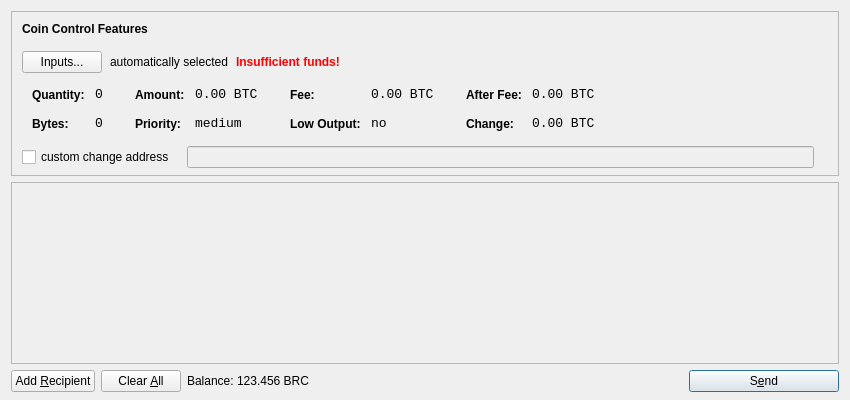
Qt form src/qt/forms/sendcoinsdialog.ui (browniecoin/browniecoins) before a commit.
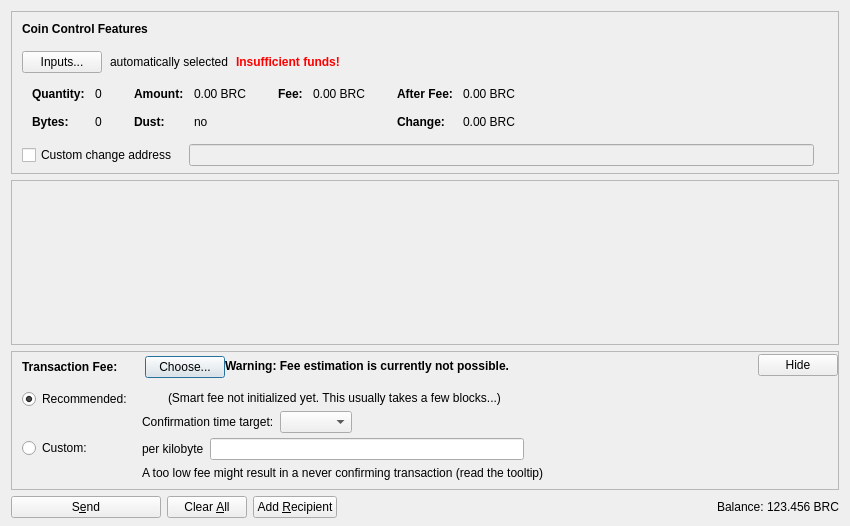
The same form after that commit. Icons and pictures are not drawn. Custom widgets are drawn as their Qt base class.

The edit to the form file:
```diff
--- a/src/qt/forms/sendcoinsdialog.ui
+++ b/src/qt/forms/sendcoinsdialog.ui
@@ -7,13 +7,13 @@
     <x>0</x>
     <y>0</y>
     <width>850</width>
-    <height>400</height>
+    <height>526</height>
    </rect>
   </property>
   <property name="windowTitle">
    <string>Send Coins</string>
   </property>
-  <layout class="QVBoxLayout" name="verticalLayout" stretch="0,1,0">
+  <layout class="QVBoxLayout" name="verticalLayout" stretch="0,1,0,0">
    <property name="bottomMargin">
     <number>8</number>
    </property>
@@ -39,7 +39,7 @@
      </property>
      <layout class="QVBoxLayout" name="verticalLayoutCoinControl2">
       <property name="spacing">
-       <number>-1</number>
+       <number>0</number>
       </property>
       <property name="leftMargin">
        <number>0</number>
@@ -109,6 +109,9 @@
             <property name="text">
              <string>Inputs...</string>
             </property>
+            <property name="autoDefault">
+             <bool>false</bool>
+            </property>
            </widget>
           </item>
           <item>
@@ -173,7 +176,16 @@
            <string notr="true"/>
           </property>
           <layout class="QHBoxLayout" name="horizontalLayoutCoinControl5">
-           <property name="margin">
+           <property name="leftMargin">
+            <number>0</number>
+           </property>
+           <property name="topMargin">
+            <number>0</number>
+           </property>
+           <property name="rightMargin">
+            <number>0</number>
+           </property>
+           <property name="bottomMargin">
             <number>0</number>
            </property>
            <item>
@@ -206,8 +218,11 @@
                </property>
                <item row="0" column="0">
                 <widget class="QLabel" name="labelCoinControlQuantityText">
-                 <property name="styleSheet">
-                  <string notr="true">font-weight:bold;</string>
+                 <property name="font">
+                  <font>
+                   <weight>75</weight>
+                   <bold>true</bold>
+                  </font>
                  </property>
                  <property name="text">
                   <string>Quantity:</string>
@@ -219,12 +234,6 @@
                </item>
                <item row="0" column="1">
                 <widget class="QLabel" name="labelCoinControlQuantity">
-                 <property name="font">
-                  <font>
-                   <family>Monospace</family>
-                   <pointsize>10</pointsize>
-                  </font>
-                 </property>
                  <property name="cursor">
                   <cursorShape>IBeamCursor</cursorShape>
                  </property>
@@ -244,8 +253,11 @@
                </item>
                <item row="1" column="0">
                 <widget class="QLabel" name="labelCoinControlBytesText">
-                 <property name="styleSheet">
-                  <string notr="true">font-weight:bold;</string>
+                 <property name="font">
+                  <font>
+                   <weight>75</weight>
+                   <bold>true</bold>
+                  </font>
                  </property>
                  <property name="text">
                   <string>Bytes:</string>
@@ -254,12 +266,6 @@
                </item>
                <item row="1" column="1">
                 <widget class="QLabel" name="labelCoinControlBytes">
-                 <property name="font">
-                  <font>
-                   <family>Monospace</family>
-                   <pointsize>10</pointsize>
-                  </font>
-                 </property>
                  <property name="cursor">
                   <cursorShape>IBeamCursor</cursorShape>
                  </property>
@@ -295,8 +301,11 @@
                </property>
                <item row="0" column="0">
                 <widget class="QLabel" name="labelCoinControlAmountText">
-                 <property name="styleSheet">
-                  <string notr="true">font-weight:bold;</string>
+                 <property name="font">
+                  <font>
+                   <weight>75</weight>
+                   <bold>true</bold>
+                  </font>
                  </property>
                  <property name="text">
                   <string>Amount:</string>
@@ -308,12 +317,6 @@
                </item>
                <item row="0" column="1">
                 <widget class="QLabel" name="labelCoinControlAmount">
-                 <property name="font">
-                  <font>
-                   <family>Monospace</family>
-                   <pointsize>10</pointsize>
-                  </font>
-                 </property>
                  <property name="cursor">
                   <cursorShape>IBeamCursor</cursorShape>
                  </property>
@@ -321,7 +324,7 @@
                   <enum>Qt::ActionsContextMenu</enum>
                  </property>
                  <property name="text">
-                  <string notr="true">0.00 BTC</string>
+                  <string notr="true">0.00 BRC</string>
                  </property>
                  <property name="textInteractionFlags">
                   <set>Qt::LinksAccessibleByMouse|Qt::TextSelectableByKeyboard|Qt::TextSelectableByMouse</set>
@@ -329,23 +332,20 @@
                 </widget>
                </item>
                <item row="1" column="0">
-                <widget class="QLabel" name="labelCoinControlPriorityText">
-                 <property name="styleSheet">
-                  <string notr="true">font-weight:bold;</string>
+                <widget class="QLabel" name="labelCoinControlLowOutputText">
+                 <property name="font">
+                  <font>
+                   <weight>75</weight>
+                   <bold>true</bold>
+                  </font>
                  </property>
                  <property name="text">
-                  <string>Priority:</string>
+                  <string>Dust:</string>
                  </property>
                 </widget>
                </item>
                <item row="1" column="1">
-                <widget class="QLabel" name="labelCoinControlPriority">
-                 <property name="font">
-                  <font>
-                   <family>Monospace</family>
-                   <pointsize>10</pointsize>
-                  </font>
-                 </property>
+                <widget class="QLabel" name="labelCoinControlLowOutput">
                  <property name="cursor">
                   <cursorShape>IBeamCursor</cursorShape>
                  </property>
@@ -353,7 +353,7 @@
                   <enum>Qt::ActionsContextMenu</enum>
                  </property>
                  <property name="text">
-                  <string>medium</string>
+                  <string notr="true">no</string>
                  </property>
                  <property name="textInteractionFlags">
                   <set>Qt::LinksAccessibleByMouse|Qt::TextSelectableByKeyboard|Qt::TextSelectableByMouse</set>
@@ -381,8 +381,11 @@
                </property>
                <item row="0" column="0">
                 <widget class="QLabel" name="labelCoinControlFeeText">
-                 <property name="styleSheet">
-                  <string notr="true">font-weight:bold;</string>
+                 <property name="font">
+                  <font>
+                   <weight>75</weight>
+                   <bold>true</bold>
+                  </font>
                  </property>
                  <property name="text">
                   <string>Fee:</string>
@@ -394,12 +397,6 @@
                </item>
                <item row="0" column="1">
                 <widget class="QLabel" name="labelCoinControlFee">
-                 <property name="font">
-                  <font>
-                   <family>Monospace</family>
-                   <pointsize>10</pointsize>
-                  </font>
-                 </property>
                  <property name="cursor">
                   <cursorShape>IBeamCursor</cursorShape>
                  </property>
@@ -407,39 +404,7 @@
                   <enum>Qt::ActionsContextMenu</enum>
                  </property>
                  <property name="text">
-                  <string notr="true">0.00 BTC</string>
-                 </property>
-                 <property name="textInteractionFlags">
-                  <set>Qt::LinksAccessibleByMouse|Qt::TextSelectableByKeyboard|Qt::TextSelectableByMouse</set>
-                 </property>
-                </widget>
-               </item>
-               <item row="1" column="0">
-                <widget class="QLabel" name="labelCoinControlLowOutputText">
-                 <property name="styleSheet">
-                  <string notr="true">font-weight:bold;</string>
-                 </property>
-                 <property name="text">
-                  <string>Low Output:</string>
-                 </property>
-                </widget>
-               </item>
-               <item row="1" column="1">
-                <widget class="QLabel" name="labelCoinControlLowOutput">
-                 <property name="font">
-                  <font>
-                   <family>Monospace</family>
-                   <pointsize>10</pointsize>
-                  </font>
-                 </property>
-                 <property name="cursor">
-                  <cursorShape>IBeamCursor</cursorShape>
-                 </property>
-                 <property name="contextMenuPolicy">
-                  <enum>Qt::ActionsContextMenu</enum>
-                 </property>
-                 <property name="text">
-                  <string>no</string>
+                  <string notr="true">0.00 BRC</string>
                  </property>
                  <property name="textInteractionFlags">
                   <set>Qt::LinksAccessibleByMouse|Qt::TextSelectableByKeyboard|Qt::TextSelectableByMouse</set>
@@ -467,8 +432,11 @@
                </property>
                <item row="0" column="0">
                 <widget class="QLabel" name="labelCoinControlAfterFeeText">
-                 <property name="styleSheet">
-                  <string notr="true">font-weight:bold;</string>
+                 <property name="font">
+                  <font>
+                   <weight>75</weight>
+                   <bold>true</bold>
+                  </font>
                  </property>
                  <property name="text">
                   <string>After Fee:</string>
@@ -480,12 +448,6 @@
                </item>
                <item row="0" column="1">
                 <widget class="QLabel" name="labelCoinControlAfterFee">
-                 <property name="font">
-                  <font>
-                   <family>Monospace</family>
-                   <pointsize>10</pointsize>
-                  </font>
-                 </property>
                  <property name="cursor">
                   <cursorShape>IBeamCursor</cursorShape>
                  </property>
@@ -493,7 +455,7 @@
                   <enum>Qt::ActionsContextMenu</enum>
                  </property>
                  <property name="text">
-                  <string notr="true">0.00 BTC</string>
+                  <string notr="true">0.00 BRC</string>
                  </property>
                  <property name="textInteractionFlags">
                   <set>Qt::LinksAccessibleByMouse|Qt::TextSelectableByKeyboard|Qt::TextSelectableByMouse</set>
@@ -502,8 +464,11 @@
                </item>
                <item row="1" column="0">
                 <widget class="QLabel" name="labelCoinControlChangeText">
-                 <property name="styleSheet">
-                  <string notr="true">font-weight:bold;</string>
+                 <property name="font">
+                  <font>
+                   <weight>75</weight>
+                   <bold>true</bold>
+                  </font>
                  </property>
                  <property name="text">
                   <string>Change:</string>
@@ -512,12 +477,6 @@
                </item>
                <item row="1" column="1">
                 <widget class="QLabel" name="labelCoinControlChange">
-                 <property name="font">
-                  <font>
-                   <family>Monospace</family>
-                   <pointsize>10</pointsize>
-                  </font>
-                 </property>
                  <property name="cursor">
                   <cursorShape>IBeamCursor</cursorShape>
                  </property>
@@ -525,7 +484,7 @@
                   <enum>Qt::ActionsContextMenu</enum>
                  </property>
                  <property name="text">
-                  <string notr="true">0.00 BTC</string>
+                  <string notr="true">0.00 BRC</string>
                  </property>
                  <property name="textInteractionFlags">
                   <set>Qt::LinksAccessibleByMouse|Qt::TextSelectableByKeyboard|Qt::TextSelectableByMouse</set>
@@ -555,13 +514,16 @@
           </property>
           <item>
            <widget class="QCheckBox" name="checkBoxCoinControlChange">
+            <property name="toolTip">
+             <string>If this is activated, but the change address is empty or invalid, change will be sent to a newly generated address.</string>
+            </property>
             <property name="text">
-             <string>custom change address</string>
+             <string>Custom change address</string>
             </property>
            </widget>
           </item>
           <item>
-           <widget class="QLineEdit" name="lineEditCoinControlChange">
+           <widget class="QValidatedLineEdit" name="lineEditCoinControlChange">
             <property name="enabled">
              <bool>false</bool>
             </property>
@@ -626,11 +588,20 @@
         <x>0</x>
         <y>0</y>
         <width>830</width>
-        <height>165</height>
+        <height>104</height>
        </rect>
       </property>
-      <layout class="QVBoxLayout" name="verticalLayout_2">
-       <property name="margin">
+      <layout class="QVBoxLayout" name="verticalLayout_2" stretch="0,1">
+       <property name="leftMargin">
+        <number>0</number>
+       </property>
+       <property name="topMargin">
+        <number>0</number>
+       </property>
+       <property name="rightMargin">
+        <number>0</number>
+       </property>
+       <property name="bottomMargin">
         <number>0</number>
        </property>
        <item>
@@ -657,23 +628,497 @@
      </widget>
     </widget>
    </item>
+   <item>
+    <widget class="QFrame" name="frameFee">
+     <property name="sizePolicy">
+      <sizepolicy hsizetype="Expanding" vsizetype="Expanding">
+       <horstretch>0</horstretch>
+       <verstretch>0</verstretch>
+      </sizepolicy>
+     </property>
+     <property name="maximumSize">
+      <size>
+       <width>16777215</width>
+       <height>16777215</height>
+      </size>
+     </property>
+     <property name="frameShape">
+      <enum>QFrame::StyledPanel</enum>
+     </property>
+     <property name="frameShadow">
+      <enum>QFrame::Sunken</enum>
+     </property>
+     <layout class="QVBoxLayout" name="verticalLayoutFee1">
+      <property name="spacing">
+       <number>0</number>
+      </property>
+      <property name="leftMargin">
+       <number>0</number>
+      </property>
+      <property name="topMargin">
+       <number>0</number>
+      </property>
+      <property name="rightMargin">
+       <number>0</number>
+      </property>
+      <property name="bottomMargin">
+       <number>0</number>
+      </property>
+      <item>
+       <layout class="QVBoxLayout" name="verticalLayoutFee2" stretch="0,0,0">
+        <property name="spacing">
+         <number>0</number>
+        </property>
+        <property name="leftMargin">
+         <number>10</number>
+        </property>
+        <property name="topMargin">
+         <number>0</number>
+        </property>
+        <item>
+         <layout class="QHBoxLayout" name="horizontalLayoutFee1">
+          <property name="bottomMargin">
+           <number>0</number>
+          </property>
+          <item>
+           <layout class="QVBoxLayout" name="verticalLayoutFee7">
+            <property name="spacing">
+             <number>0</number>
+            </property>
+            <item>
+             <spacer name="verticalSpacerSmartFee">
+              <property name="orientation">
+               <enum>Qt::Vertical</enum>
+              </property>
+              <property name="sizeType">
+               <enum>QSizePolicy::Fixed</enum>
+              </property>
+              <property name="sizeHint" stdset="0">
+               <size>
+                <width>1</width>
+                <height>4</height>
+               </size>
+              </property>
+             </spacer>
+            </item>
+            <item>
+             <layout class="QHBoxLayout" name="horizontalLayoutSmartFee">
+              <property name="spacing">
+               <number>10</number>
+              </property>
+              <item>
+               <widget class="QLabel" name="labelFeeHeadline">
+                <property name="sizePolicy">
+                 <sizepolicy hsizetype="Preferred" vsizetype="Maximum">
+                  <horstretch>0</horstretch>
+                  <verstretch>0</verstretch>
+                 </sizepolicy>
+                </property>
+                <property name="font">
+                 <font>
+                  <weight>75</weight>
+                  <bold>true</bold>
+                 </font>
+                </property>
+                <property name="styleSheet">
+                 <string notr="true">font-weight:bold;</string>
+                </property>
+                <property name="text">
+                 <string>Transaction Fee:</string>
+                </property>
+               </widget>
+              </item>
+              <item>
+               <widget class="QLabel" name="labelFeeMinimized">
+                <property name="text">
+                 <string/>
+                </property>
+               </widget>
+              </item>
+              <item>
+               <widget class="QPushButton" name="buttonChooseFee">
+                <property name="text">
+                 <string>Choose...</string>
+                </property>
+               </widget>
+              </item>
+             </layout>
+            </item>
+            <item>
+             <spacer name="verticalSpacer_5">
+              <property name="orientation">
+               <enum>Qt::Vertical</enum>
+              </property>
+              <property name="sizeHint" stdset="0">
+               <size>
+                <width>1</width>
+                <height>1</height>
+               </size>
+              </property>
+             </spacer>
+            </item>
+           </layout>
+          </item>
+          <item>
+           <widget class="QLabel" name="fallbackFeeWarningLabel">
+            <property name="toolTip">
+             <string>Using the fallbackfee can result in sending a transaction that will take several hours or days (or never) to confirm. Consider choosing your fee manually or wait until you have validated the complete chain.</string>
+            </property>
+            <property name="font">
+            <font>
+                <weight>75</weight>
+                <bold>true</bold>
+            </font>
+            </property>
+            <property name="text">
+             <string>Warning: Fee estimation is currently not possible.</string>
+            </property>
+            <property name="wordWrap">
+             <bool>false</bool>
+            </property>
+           </widget>
+          </item>
+          <item>
+           <spacer name="horizontalSpacer_4">
+            <property name="orientation">
+             <enum>Qt::Horizontal</enum>
+            </property>
+            <property name="sizeType">
+             <enum>QSizePolicy::MinimumExpanding</enum>
+            </property>
+            <property name="sizeHint" stdset="0">
+             <size>
+              <width>40</width>
+              <height>20</height>
+             </size>
+            </property>
+           </spacer>
+          </item>
+          <item>
+           <widget class="QPushButton" name="buttonMinimizeFee">
+            <property name="toolTip">
+             <string>collapse fee-settings</string>
+            </property>
+            <property name="text">
+             <string>Hide</string>
+            </property>
+           </widget>
+          </item>
+         </layout>
+        </item>
+        <item>
+         <widget class="QFrame" name="frameFeeSelection">
+          <layout class="QVBoxLayout" name="verticalLayoutFee12">
+           <property name="spacing">
+            <number>0</number>
+           </property>
+           <property name="leftMargin">
+            <number>0</number>
+           </property>
+           <property name="topMargin">
+            <number>0</number>
+           </property>
+           <property name="rightMargin">
+            <number>0</number>
+           </property>
+           <property name="bottomMargin">
+            <number>0</number>
+           </property>
+           <item>
+            <layout class="QGridLayout" name="gridLayoutFee">
+             <property name="topMargin">
+              <number>10</number>
+             </property>
+             <property name="bottomMargin">
+              <number>4</number>
+             </property>
+             <property name="horizontalSpacing">
+              <number>10</number>
+             </property>
+             <property name="verticalSpacing">
+              <number>4</number>
+             </property>
+             <item row="1" column="1">
+              <layout class="QVBoxLayout" name="verticalLayoutFee8">
+               <property name="spacing">
+                <number>6</number>
+               </property>
+               <item>
+                <layout class="QHBoxLayout" name="horizontalLayoutFee13">
+                 <item>
+                  <widget class="QLabel" name="labelCustomPerKilobyte">
+                   <property name="toolTip">
+                    <string>Specify a custom fee per kB (1,000 bytes) of the transaction's virtual size.
+
+Note:  Since the fee is calculated on a per-byte basis, a fee of "100 satoshis per kB" for a transaction size of 500 bytes (half of 1 kB) would ultimately yield a fee of only 50 satoshis.</string>
+                   </property>
+                   <property name="text">
+                    <string>per kilobyte</string>
+                   </property>
+                  </widget>
+                 </item>
+                 <item>
+                  <widget class="BitcoinAmountField" name="customFee"/>
+                 </item>
+                 <item>
+                  <spacer name="horizontalSpacer_6">
+                   <property name="orientation">
+                    <enum>Qt::Horizontal</enum>
+                   </property>
+                   <property name="sizeHint" stdset="0">
+                    <size>
+                     <width>1</width>
+                     <height>1</height>
+                    </size>
+                   </property>
+                  </spacer>
+                 </item>
+                </layout>
+               </item>
+               <item>
+                <layout class="QHBoxLayout" name="horizontalLayoutFee8">
+                 <item>
+                  <widget class="QLabel" name="labelCustomFeeWarning">
+                   <property name="enabled">
+                    <bool>true</bool>
+                   </property>
+                   <property name="toolTip">
+                    <string>When there is less transaction volume than space in the blocks, miners as well as relaying nodes may enforce a minimum fee. Paying only this minimum fee is just fine, but be aware that this can result in a never confirming transaction once there is more demand for brownie transactions than the network can process.</string>
+                   </property>
+                   <property name="text">
+                    <string>A too low fee might result in a never confirming transaction (read the tooltip)</string>
+                   </property>
+                  </widget>
+                 </item>
+                 <item>
+                  <spacer name="horizontalSpacer_2">
+                   <property name="orientation">
+                    <enum>Qt::Horizontal</enum>
+                   </property>
+                   <property name="sizeHint" stdset="0">
+                    <size>
+                     <width>1</width>
+                     <height>1</height>
+                    </size>
+                   </property>
+                  </spacer>
+                 </item>
+                </layout>
+               </item>
+              </layout>
+             </item>
+             <item row="0" column="0">
+              <layout class="QVBoxLayout" name="verticalLayoutFee4" stretch="0,1">
+               <item>
+                <widget class="QRadioButton" name="radioSmartFee">
+                 <property name="text">
+                  <string>Recommended:</string>
+                 </property>
+                 <property name="checked">
+                  <bool>true</bool>
+                 </property>
+                 <attribute name="buttonGroup">
+                  <string notr="true">groupFee</string>
+                 </attribute>
+                </widget>
+               </item>
+               <item>
+                <spacer name="verticalSpacer_2">
+                 <property name="orientation">
+                  <enum>Qt::Vertical</enum>
+                 </property>
+                 <property name="sizeHint" stdset="0">
+                  <size>
+                   <width>1</width>
+                   <height>1</height>
+                  </size>
+                 </property>
+                </spacer>
+               </item>
+              </layout>
+             </item>
+             <item row="1" column="0">
+              <layout class="QVBoxLayout" name="verticalLayoutFee9" stretch="0,1">
+               <item>
+                <widget class="QRadioButton" name="radioCustomFee">
+                 <property name="text">
+                  <string>Custom:</string>
+                 </property>
+                 <attribute name="buttonGroup">
+                  <string notr="true">groupFee</string>
+                 </attribute>
+                </widget>
+               </item>
+               <item>
+                <spacer name="verticalSpacer_6">
+                 <property name="orientation">
+                  <enum>Qt::Vertical</enum>
+                 </property>
+                 <property name="sizeHint" stdset="0">
+                  <size>
+                   <width>1</width>
+                   <height>1</height>
+                  </size>
+                 </property>
+                </spacer>
+               </item>
+              </layout>
+             </item>
+             <item row="0" column="1">
+              <layout class="QVBoxLayout" name="verticalLayoutFee3" stretch="0,0,1">
+               <property name="spacing">
+                <number>6</number>
+               </property>
+               <property name="topMargin">
+                <number>2</number>
+               </property>
+               <item>
+                <layout class="QHBoxLayout" name="horizontalLayoutFee12">
+                 <item>
+                  <widget class="QLabel" name="labelSmartFee">
+                   <property name="text">
+                    <string/>
+                   </property>
+                  </widget>
+                 </item>
+                 <item>
+                  <widget class="QLabel" name="labelFeeEstimation">
+                   <property name="text">
+                    <string/>
+                   </property>
+                  </widget>
+                 </item>
+                 <item>
+                  <widget class="QLabel" name="labelSmartFee2">
+                   <property name="text">
+                    <string>(Smart fee not initialized yet. This usually takes a few blocks...)</string>
+                   </property>
+                  </widget>
+                 </item>
+                 <item>
+                  <spacer name="horizontalSpacer_5">
+                   <property name="orientation">
+                    <enum>Qt::Horizontal</enum>
+                   </property>
+                   <property name="sizeHint" stdset="0">
+                    <size>
+                     <width>1</width>
+                     <height>1</height>
+                    </size>
+                   </property>
+                  </spacer>
+                 </item>
+                </layout>
+               </item>
+               <item>
+                <layout class="QHBoxLayout" name="horizontalLayoutFee9">
+                 <item>
+                  <layout class="QVBoxLayout" name="verticalLayoutFee6">
+                   <item>
+                    <widget class="QLabel" name="labelSmartFee3">
+                     <property name="text">
+                      <string>Confirmation time target:</string>
+                     </property>
+                    </widget>
+                   </item>
+                  </layout>
+                 </item>
+                 <item>
+                  <layout class="QVBoxLayout" name="verticalLayoutFee5">
+                   <property name="rightMargin">
+                    <number>30</number>
+                   </property>
+                   <item>
+                    <layout class="QHBoxLayout" name="horizontalLayoutConfTarget">
+                     <property name="bottomMargin">
+                      <number>0</number>
+                     </property>
+                     <item>
+                      <widget class="QComboBox" name="confTargetSelector"/>
+                     </item>
+                     <item>
+                      <spacer name="horizontalSpacerConfTarget">
+                       <property name="orientation">
+                        <enum>Qt::Horizontal</enum>
+                       </property>
+                       <property name="sizeHint" stdset="0">
+                        <size>
+                         <width>40</width>
+                         <height>20</height>
+                        </size>
+                       </property>
+                      </spacer>
+                     </item>
+                    </layout>
+                   </item>
+                  </layout>
+                 </item>
+                </layout>
+               </item>
+               <item>
+                <spacer name="verticalSpacer_4">
+                 <property name="orientation">
+                  <enum>Qt::Vertical</enum>
+                 </property>
+                 <property name="sizeHint" stdset="0">
+                  <size>
+                   <width>1</width>
+                   <height>1</height>
+                  </size>
+                 </property>
+                </spacer>
+               </item>
+              </layout>
+             </item>
+            </layout>
+           </item>
+          </layout>
+         </widget>
+        </item>
+        <item>
+         <spacer name="verticalSpacerFee">
+          <property name="orientation">
+           <enum>Qt::Vertical</enum>
+          </property>
+          <property name="sizeHint" stdset="0">
+           <size>
+            <width>40</width>
+            <height>5</height>
+           </size>
+          </property>
+         </spacer>
+        </item>
+       </layout>
+      </item>
+     </layout>
+    </widget>
+   </item>
    <item>
     <layout class="QHBoxLayout" name="horizontalLayout">
      <item>
-      <widget class="QPushButton" name="addButton">
+      <widget class="QPushButton" name="sendButton">
+       <property name="minimumSize">
+        <size>
+         <width>150</width>
+         <height>0</height>
+        </size>
+       </property>
        <property name="toolTip">
-        <string>Send to multiple recipients at once</string>
+        <string>Confirm the send action</string>
        </property>
        <property name="text">
-        <string>Add &amp;Recipient</string>
+        <string>S&amp;end</string>
        </property>
        <property name="icon">
         <iconset resource="../bitcoin.qrc">
-         <normaloff>:/icons/add</normaloff>:/icons/add</iconset>
+         <normaloff>:/icons/send</normaloff>:/icons/send</iconset>
        </property>
        <property name="autoDefault">
         <bool>false</bool>
        </property>
+       <property name="default">
+        <bool>false</bool>
+       </property>
       </widget>
      </item>
      <item>
@@ -685,7 +1130,7 @@
         </sizepolicy>
        </property>
        <property name="toolTip">
-        <string>Remove all transaction fields</string>
+        <string>Clear all fields of the form.</string>
        </property>
        <property name="text">
         <string>Clear &amp;All</string>
@@ -694,14 +1139,41 @@
         <iconset resource="../bitcoin.qrc">
          <normaloff>:/icons/remove</normaloff>:/icons/remove</iconset>
        </property>
-       <property name="autoRepeatDelay">
-        <number>300</number>
+       <property name="autoDefault">
+        <bool>false</bool>
        </property>
+      </widget>
+     </item>
+     <item>
+      <widget class="QPushButton" name="addButton">
+       <property name="toolTip">
+        <string>Send to multiple recipients at once</string>
+       </property>
+       <property name="text">
+        <string>Add &amp;Recipient</string>
+       </property>
+       <property name="icon">
+        <iconset resource="../bitcoin.qrc">
+         <normaloff>:/icons/add</normaloff>:/icons/add</iconset>
+       </property>
        <property name="autoDefault">
         <bool>false</bool>
        </property>
       </widget>
      </item>
+     <item>
+      <spacer name="horizontalSpacer">
+       <property name="orientation">
+        <enum>Qt::Horizontal</enum>
+       </property>
+       <property name="sizeHint" stdset="0">
+        <size>
+         <width>40</width>
+         <height>20</height>
+        </size>
+       </property>
+      </spacer>
+     </item>
      <item>
       <layout class="QHBoxLayout" name="horizontalLayout_2">
        <property name="spacing">
@@ -709,6 +1181,12 @@
        </property>
        <item>
         <widget class="QLabel" name="label">
+         <property name="sizePolicy">
+          <sizepolicy hsizetype="Preferred" vsizetype="Fixed">
+           <horstretch>0</horstretch>
+           <verstretch>0</verstretch>
+          </sizepolicy>
+         </property>
          <property name="text">
           <string>Balance:</string>
          </property>
@@ -716,11 +1194,17 @@
        </item>
        <item>
         <widget class="QLabel" name="labelBalance">
+         <property name="sizePolicy">
+          <sizepolicy hsizetype="Preferred" vsizetype="Fixed">
+           <horstretch>0</horstretch>
+           <verstretch>0</verstretch>
+          </sizepolicy>
+         </property>
          <property name="cursor">
           <cursorShape>IBeamCursor</cursorShape>
          </property>
          <property name="text">
-          <string>123.456 BRC</string>
+          <string notr="true">123.456 BRC</string>
          </property>
          <property name="textInteractionFlags">
           <set>Qt::LinksAccessibleByMouse|Qt::TextSelectableByKeyboard|Qt::TextSelectableByMouse</set>
@@ -729,46 +1213,23 @@
        </item>
       </layout>
      </item>
-     <item>
-      <spacer name="horizontalSpacer">
-       <property name="orientation">
-        <enum>Qt::Horizontal</enum>
-       </property>
-       <property name="sizeHint" stdset="0">
-        <size>
-         <width>40</width>
-         <height>20</height>
-        </size>
-       </property>
-      </spacer>
-     </item>
-     <item>
-      <widget class="QPushButton" name="sendButton">
-       <property name="minimumSize">
-        <size>
-         <width>150</width>
-         <height>0</height>
-        </size>
-       </property>
-       <property name="toolTip">
-        <string>Confirm the send action</string>
-       </property>
-       <property name="text">
-        <string>S&amp;end</string>
-       </property>
-       <property name="icon">
-        <iconset resource="../bitcoin.qrc">
-         <normaloff>:/icons/send</normaloff>:/icons/send</iconset>
-       </property>
-       <property name="default">
-        <bool>true</bool>
-       </property>
-      </widget>
-     </item>
     </layout>
    </item>
   </layout>
  </widget>
+ <customwidgets>
+  <customwidget>
+   <class>QValidatedLineEdit</class>
+   <extends>QLineEdit</extends>
+   <header>qt/qvalidatedlineedit.h</header>
+  </customwidget>
+  <customwidget>
+   <class>BitcoinAmountField</class>
+   <extends>QLineEdit</extends>
+   <header>qt/bitcoinamountfield.h</header>
+   <container>1</container>
+  </customwidget>
+ </customwidgets>
  <resources>
   <include location="../bitcoin.qrc"/>
  </resources>
```
Left out of the diff: 3 changed lines with no effect on the pictures.
